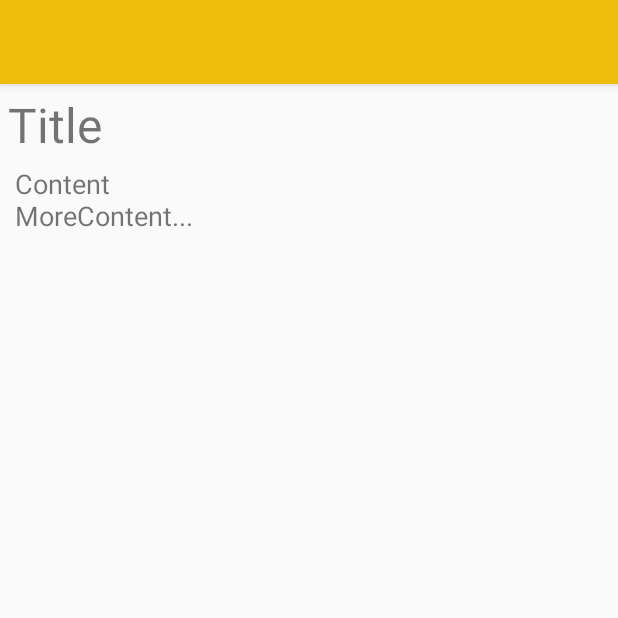
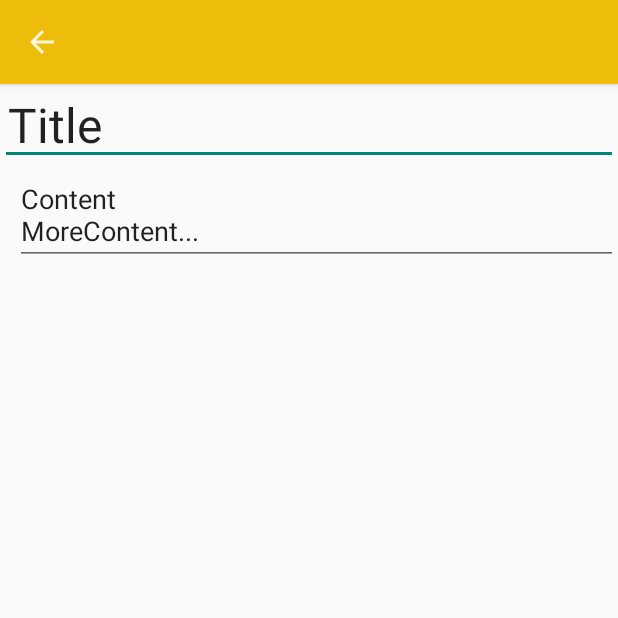
Before and after one commit to medakk/alternote, an Android app: the SimpleNoteFragment screen opened directly, with no data from a screen before it, on a phone screen of 412 x 824 dp, the top half of it. Run offline under Robolectric (Android 15) with nearby library versions, the phone set to English and light mode, and no system bars; 4 statements that could not run were skipped.

Commit message:
Implemented a dirty bit for the NoteManager, which is checked before saving The SimpleNoteFragment succesfully saves data

```diff
--- a/app/src/main/java/com/medakk/alternote/MainFragment.java
+++ b/app/src/main/java/com/medakk/alternote/MainFragment.java
@@ -76,6 +76,10 @@ public class MainFragment extends Fragment {
 
                 //clear the EditText box
                 etQuickNote.setText("");
+
+                //TODO: the following two lines hide the soft key board :p use something else
+                etQuickNote.setEnabled(false);
+                etQuickNote.setEnabled(true);
             }
         });
 
--- a/app/src/main/java/com/medakk/alternote/SimpleNoteFragment.java
+++ b/app/src/main/java/com/medakk/alternote/SimpleNoteFragment.java
@@ -5,21 +5,53 @@ import android.support.v4.app.Fragment;
 import android.view.LayoutInflater;
 import android.view.View;
 import android.view.ViewGroup;
-import android.widget.TextView;
+import android.widget.EditText;
 import android.widget.Toast;
+
+import com.medakk.alternote.note.NoteManager;
+import com.medakk.alternote.note.SimpleNote;
+import com.medakk.alternote.uihelper.SaveAndLoad;
+import com.medakk.alternote.util.Helper;
 
 public class SimpleNoteFragment extends Fragment {
 
-    private TextView tvTitle;
-    private TextView tvContent;
+    private EditText tvTitle;
+    private EditText tvContent;
+
+    private SimpleNote note;
 
     @Override
     public View onCreateView(LayoutInflater inflater, ViewGroup container, Bundle savedInstanceState) {
         final View v = inflater.inflate(R.layout.fragment_simple_note, container, false);
+        final int noteIndex = getArguments().getInt(NoteActivity.BUNDLE_NOTE_INDEX, -1);
 
-        final int noteIndex = getArguments().getInt(NoteActivity.BUNDLE_NOTE_INDEX, -1);
-        Toast.makeText(getActivity(), "here : " + noteIndex, Toast.LENGTH_SHORT).show();
+        final NoteManager noteManager = NoteManager.getNoteManager();
+        note = noteManager.getNote(noteIndex);
+
+        tvTitle = (EditText) v.findViewById(R.id.snote_et_title);
+        tvContent = (EditText) v.findViewById(R.id.snote_et_content);
+
+        tvTitle.setText(note.getTitle());
+        tvContent.setText(note.getContent());
 
         return v;
     }
+
+    @Override
+    public void onPause() {
+        super.onPause();
+
+        final String title = tvTitle.getText().toString();
+        final String content = tvContent.getText().toString();
+
+        if(Helper.onlyContainsWhitespace(title)) {
+            Toast.makeText(getActivity(), "Title is blank. Discarding changes", Toast.LENGTH_SHORT).show();
+            return;
+        }
+
+        note.set(title,content);
+
+        SaveAndLoad.SaveNotesAsync saveNotesAsync = new SaveAndLoad.SaveNotesAsync(getActivity());
+        saveNotesAsync.execute();
+    }
 }
--- a/app/src/main/res/layout/fragment_simple_note.xml
+++ b/app/src/main/res/layout/fragment_simple_note.xml
@@ -4,18 +4,21 @@
               android:layout_width="match_parent"
               android:layout_height="match_parent">
 
-    <TextView
-        android:id="@+id/snote_tv_title"
+    <EditText
+        android:id="@+id/snote_et_title"
         android:text="Title"
         android:textSize="32sp"
+        android:inputType="textCapSentences|textAutoCorrect"
+        android:singleLine="true"
         android:padding="5dp"
         android:layout_width="fill_parent"
         android:layout_height="wrap_content"/>
 
-    <TextView
-        android:id="@+id/snote_tv_content"
+    <EditText
+        android:id="@+id/snote_et_content"
         android:text="Content\nMoreContent..."
         android:textSize="18sp"
+        android:inputType="textAutoCorrect|textCapSentences|textMultiLine"
         android:layout_marginLeft="10dp"
         android:layout_width="fill_parent"
         android:layout_height="wrap_content"/>
--- a/app/src/main/res/layout/lvitem_note.xml
+++ b/app/src/main/res/layout/lvitem_note.xml
@@ -28,8 +28,6 @@
         android:layout_width="wrap_content"
         android:layout_height="25dp"/>
 
-
-
     <TextView
         android:text="content...\nmore content...\neven more content..."
         android:id="@+id/lvitem_tv_note_content"
```
Also changed, not shown: app/src/main/AndroidManifest.xml (+5 -3 lines), app/src/main/java/com/medakk/alternote/note/NoteManager.java (+25 -0 lines), app/src/main/java/com/medakk/alternote/note/SimpleNote.java (+8 -0 lines), app/src/main/java/com/medakk/alternote/uihelper/SaveAndLoad.java (+8 -0 lines).
